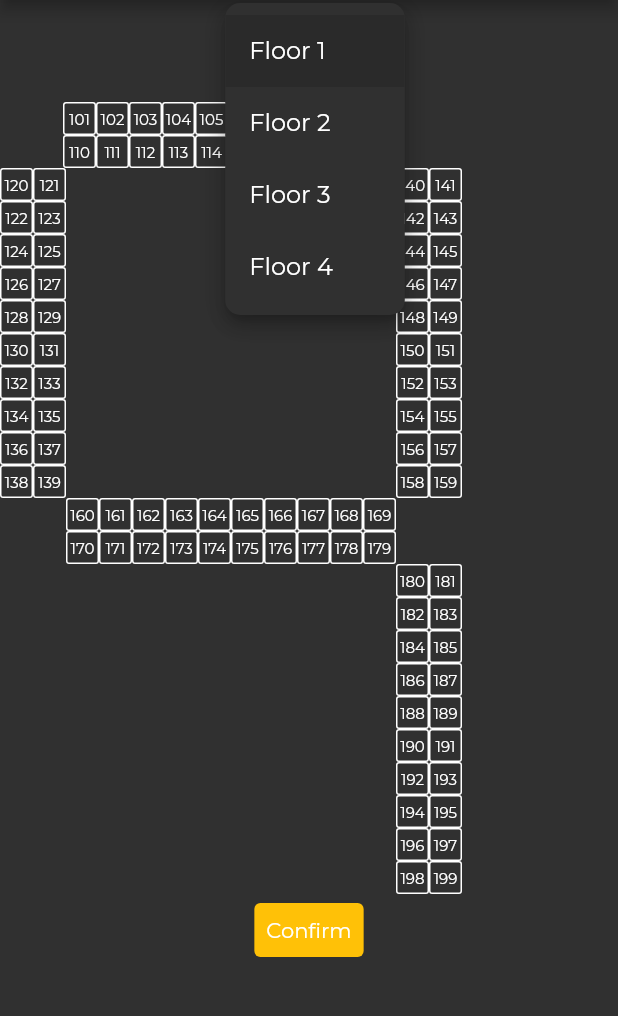
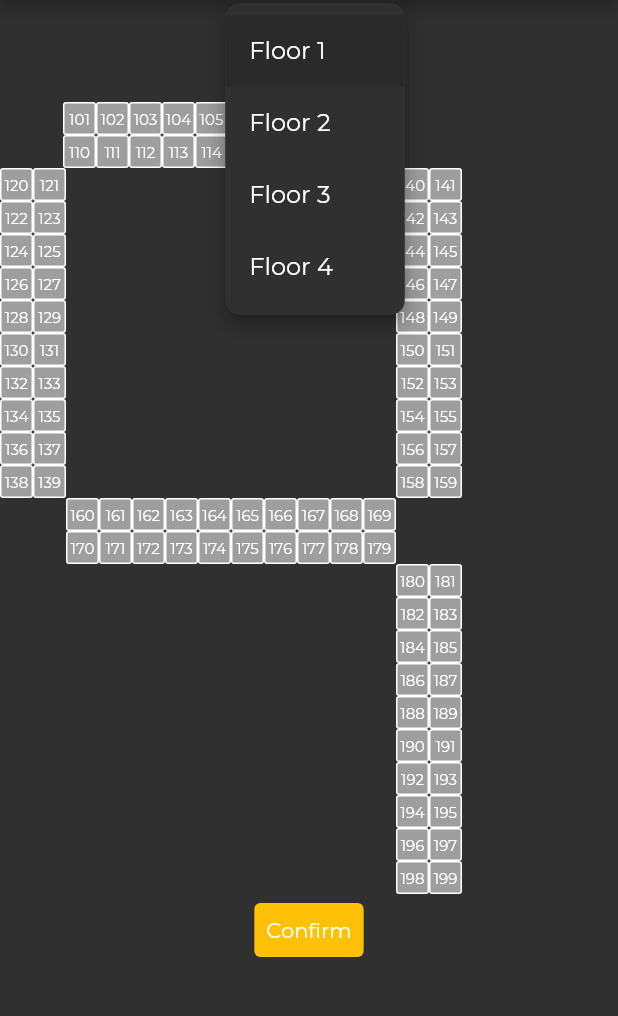
Before and after one commit to MaitreyaManohar/AllotZone, a Flutter app: the screen it shows after launch, after a tap on an icon or button, on a phone screen of 412 x 824 dp, the part 84-1100 px from its top. Run offline on Flutter 3.47's test engine with Material 2 defaults, Android fonts, the phone set to English and light mode, and no system bars; our stand-ins replace animated_splash_screen, cloud_firestore, firebase_auth, firebase_core, page_transition; accounts and stored records are empty.

Commit message:
few changes

```diff
--- a/allot_zone/lib/Components/room.dart
+++ b/allot_zone/lib/Components/room.dart
@@ -1,4 +1,5 @@
 import 'package:allot_zone/Colors.dart';
+import 'package:cloud_firestore/cloud_firestore.dart';
 import 'package:flutter/material.dart';
 
 class Room extends StatefulWidget {
@@ -18,10 +19,23 @@ class Room extends StatefulWidget {
 class _RoomState extends State<Room> {
   bool isSelected = false;
   Color fillColor = Colors.transparent;
+
+  Future<bool> isAvailableCheck() async{
+    final collection =
+                    FirebaseFirestore.instance.collection('vishwakarma');
+           final doc = collection.doc(widget.roomNo.toString());
+                  final data = await doc.get();
+                  return data.data()!['isAvailable'];
+  }
+
   @override
   Widget build(BuildContext context) {
+    return FutureBuilder<Object>(
+      future: isAvailableCheck(),
+      builder: (context, snapshot) {
         return GestureDetector(
           onTap: () {
+            print(widget.selectedList);
             if (widget.selectedList.length >4 && fillColor==Colors.transparent) {
               showDialog(
                 context: context,
@@ -33,11 +47,11 @@ class _RoomState extends State<Room> {
               return;
             }
             setState(() {
-          if (isSelected) {
+              if (isSelected && snapshot.data==true) {
                 isSelected = false;
                 widget.selectedList.remove(widget.roomNo);
                 fillColor = Colors.transparent;
-          } else {
+              } else if (snapshot.data==true){
                 isSelected = true;
                 widget.selectedList.add(widget.roomNo);
                 fillColor = MyColors.buttonBackground;
@@ -50,7 +64,7 @@ class _RoomState extends State<Room> {
               decoration: BoxDecoration(
                   border: Border.all(color: MyColors.buttonTextColor),
                   borderRadius: BorderRadius.circular(2),
-              color: widget.isAvailable ? fillColor : Colors.grey),
+                  color: snapshot.data==true ? fillColor : Colors.grey),
               height: 22,
               width: 22,
               child: Center(
@@ -62,4 +76,6 @@ class _RoomState extends State<Room> {
           ),
         );
       }
+    );
   }
+}
--- a/allot_zone/lib/room_select.dart
+++ b/allot_zone/lib/room_select.dart
@@ -109,6 +109,12 @@ class RoomLayout extends StatelessWidget {
   List<int> selectedList = [];
 
   RoomLayout({Key? key, required this.floorSelected,required this.selectedList}) : super(key: key);
+
+  Future isAvailableReceive(int roomNo) async{
+    final doc = FirebaseFirestore.instance.collection('vishwakarma').doc(roomNo.toString());
+    final data = await doc.get();
+    return data.data()!['isAvailable'];
+  }
 
   @override
   Widget build(BuildContext context) {
```
Lines whose indentation alone changed are shown as unchanged.
